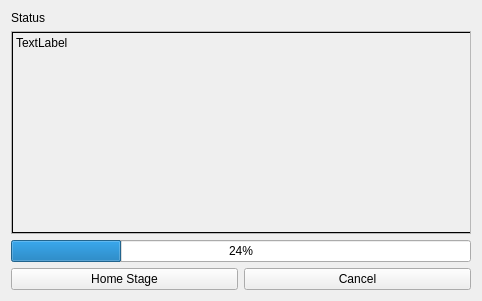
This is btms_ui/ui/btms-homing.ui in pcdshub/btms-ui as Qt 5 draws it before an edit. The edited form follows.
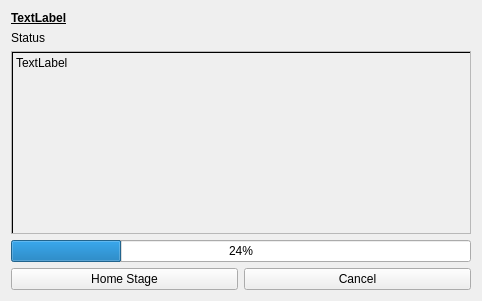
This is the edited form.

Commit message: Add source name and description indicator to homing screen

```diff
--- a/btms_ui/ui/btms-homing.ui
+++ b/btms_ui/ui/btms-homing.ui
@@ -14,21 +14,21 @@
    <string>Stage Stack Homing</string>
   </property>
   <layout class="QGridLayout" name="gridLayout">
-   <item row="0" column="0">
+   <item row="1" column="0">
     <widget class="QLabel" name="status_label">
      <property name="text">
       <string>Status</string>
      </property>
     </widget>
    </item>
-   <item row="3" column="1">
+   <item row="4" column="1">
     <widget class="QPushButton" name="cancel_button">
      <property name="text">
       <string>Cancel</string>
      </property>
     </widget>
    </item>
-   <item row="3" column="0">
+   <item row="4" column="0">
     <widget class="QPushButton" name="home_button">
      <property name="text">
       <string>Home Stage</string>
@@ -36,13 +36,6 @@
     </widget>
    </item>
    <item row="2" column="0" colspan="2">
-    <widget class="QProgressBar" name="progress_bar">
-     <property name="value">
-      <number>24</number>
-     </property>
-    </widget>
-   </item>
-   <item row="1" column="0" colspan="2">
     <widget class="QScrollArea" name="scrollArea">
      <property name="widgetResizable">
       <bool>true</bool>
@@ -53,7 +46,7 @@
         <x>0</x>
         <y>0</y>
         <width>462</width>
-        <height>202</height>
+        <height>181</height>
        </rect>
       </property>
       <widget class="QLabel" name="status_text">
@@ -99,6 +92,27 @@
      </widget>
     </widget>
    </item>
+   <item row="3" column="0" colspan="2">
+    <widget class="QProgressBar" name="progress_bar">
+     <property name="value">
+      <number>24</number>
+     </property>
+    </widget>
+   </item>
+   <item row="0" column="0">
+    <widget class="QLabel" name="window_label">
+     <property name="font">
+      <font>
+       <weight>75</weight>
+       <bold>true</bold>
+       <underline>true</underline>
+      </font>
+     </property>
+     <property name="text">
+      <string>TextLabel</string>
+     </property>
+    </widget>
+   </item>
   </layout>
  </widget>
  <resources/>
```
The commit also changes 1 other file.
